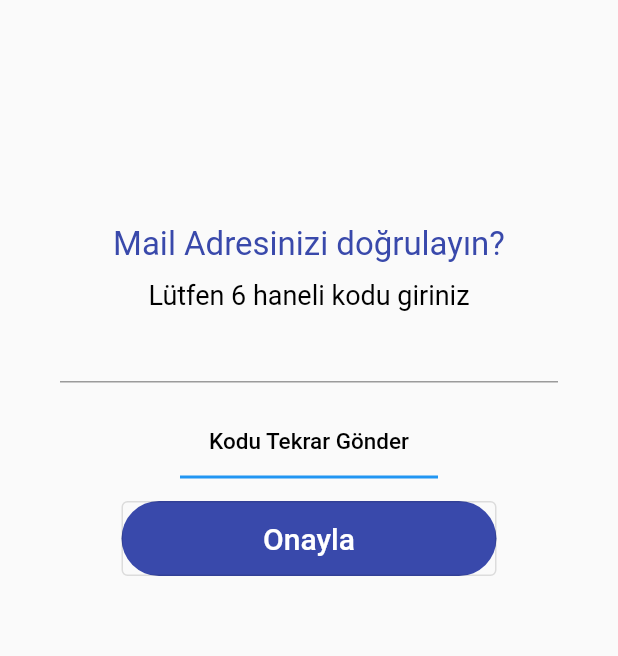
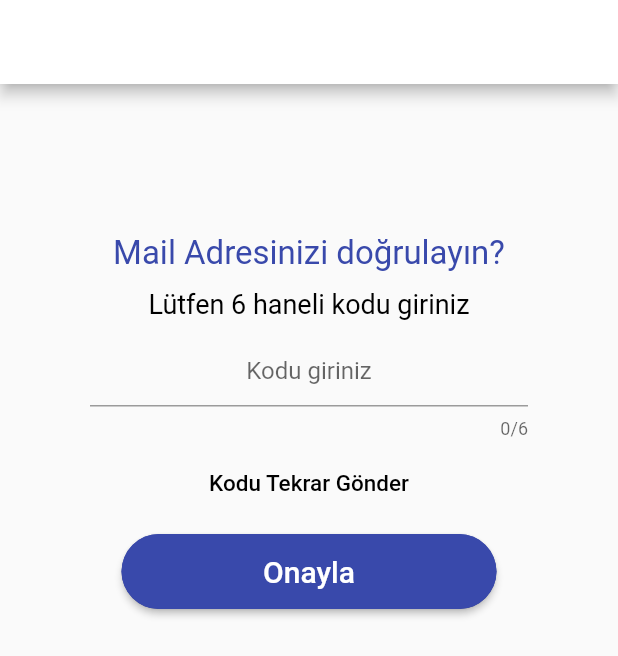
Before and after one commit to GeziRehberi/Mobil, a Flutter app: the KoduDogrula screen opened directly, on a phone screen of 412 x 824 dp. Shown: the top 656 px of the screen. Run offline on Flutter 3.47's test engine with Material 2 defaults, Android fonts, the phone set to English and light mode, and no system bars; our stand-ins replace email_validator, salomon_bottom_bar; missing offline and left inert: splash_screen_view.

Commit message:
Doğrulama kodunu  doğrula sayfası güncellendi closes #41
Doğrulama kodunu  doğrula sayfası güncellendi

```diff
--- a/lib/login_pages/dogrulama_kodu_ekrani.dart
+++ b/lib/login_pages/dogrulama_kodu_ekrani.dart
@@ -1,4 +1,5 @@
 import 'package:flutter/material.dart';
+import 'package:flutter_widgets/login_pages/sifre_yenileme_ekrani.dart';
 
 class KoduDogrula extends StatelessWidget {
   const KoduDogrula({Key? key}) : super(key: key);
@@ -6,11 +7,18 @@ class KoduDogrula extends StatelessWidget {
   @override
   Widget build(BuildContext context) {
     return Scaffold(
+      appBar: AppBar(
+        backgroundColor: Colors.white,
+        centerTitle: true,
+        iconTheme: IconThemeData(
+          color: Color(0xFF3949AB),
+        ),
+      ),
       body: SingleChildScrollView(
         child: Column(
           children: [
             Padding(
-              padding: const EdgeInsets.only(left: 16, right: 16, top: 150),
+              padding: const EdgeInsets.only(left: 16, right: 16, top: 100),
               child: Center(
                 child: Expanded(
                   child: Container(
@@ -39,14 +47,18 @@ class KoduDogrula extends StatelessWidget {
               ),
             ),
             Container(
-              padding: EdgeInsets.only(left: 40, right: 40),
-              child: TextField(
+              padding: EdgeInsets.only(left: 60, right: 60, top: 10),
+              child: TextFormField(
+                textAlign: TextAlign.center,
                 keyboardType: TextInputType.number,
-                decoration:
-                    InputDecoration(labelStyle: TextStyle(color: Colors.blue)),
+                maxLength: 6,
+                decoration: InputDecoration(
+                  hintText: 'Kodu giriniz',
+                  hintStyle: TextStyle(),
+                ),
               ),
             ),
-            SizedBox(height: 15),
+            SizedBox(height: 5),
             TextButton(
               onPressed: () {},
               child: Text(
@@ -57,24 +69,22 @@ class KoduDogrula extends StatelessWidget {
                 ),
               ),
             ),
-            Divider(
-              height: 1,
-              color: Colors.blue,
-              indent: 120,
-              endIndent: 120,
-              thickness: 2,
-            ),
-            SizedBox(height: 15),
+            SizedBox(height: 10),
             Container(
               height: 50,
               width: 250,
               decoration: BoxDecoration(
                   color: Color(0xFF3949AB),
                   borderRadius: BorderRadius.circular(30)),
-              child: OutlinedButton(
+              child: ElevatedButton(
+                style: ElevatedButton.styleFrom(
+                  primary: const Color(0xFF3949AB),
+                  shape: RoundedRectangleBorder(
+                      borderRadius: BorderRadius.circular(25)),
+                ),
                 onPressed: () {
                   Navigator.push(context,
-                      MaterialPageRoute(builder: (_) => KoduDogrula()));
+                      MaterialPageRoute(builder: (_) => SifreYenile()));
                 },
                 child: Text(
                   'Onayla',
```
